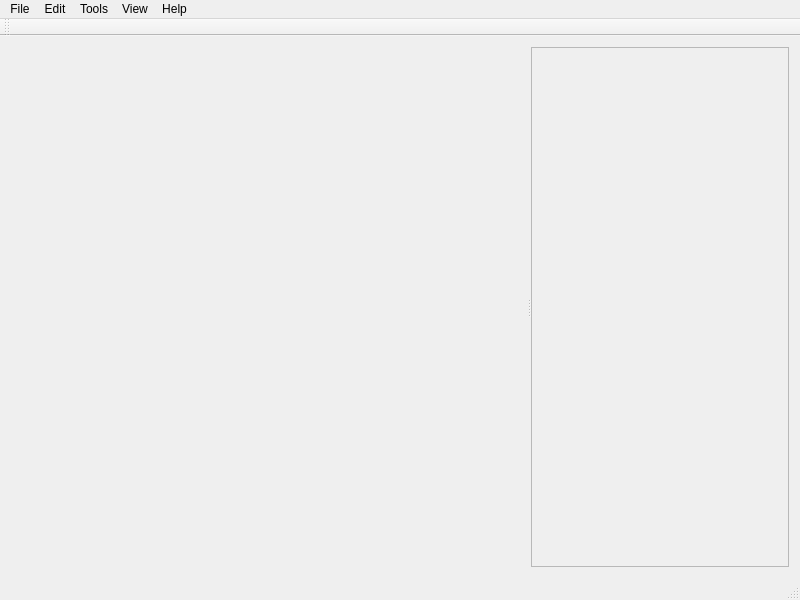
This is forms/MainWindow.ui in skatrak/Flat-Mesher as Qt 5 draws it before an edit. The edited form follows.
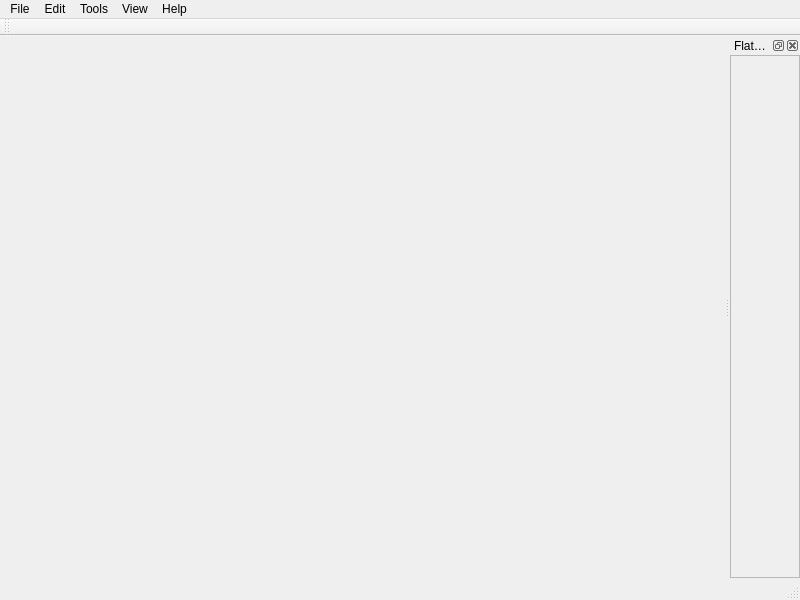
This is the edited form. Icons and pictures are not drawn.

What changed in the file:
```diff
--- a/forms/MainWindow.ui
+++ b/forms/MainWindow.ui
@@ -24,79 +24,42 @@
     <normaloff>:/img/app-icon.png</normaloff>:/img/app-icon.png</iconset>
   </property>
   <widget class="QWidget" name="centralWidget">
-   <layout class="QHBoxLayout" name="horizontalLayout">
+   <layout class="QVBoxLayout" name="verticalLayout_1">
+    <property name="spacing">
+     <number>0</number>
+    </property>
+    <property name="leftMargin">
+     <number>0</number>
+    </property>
+    <property name="topMargin">
+     <number>0</number>
+    </property>
+    <property name="rightMargin">
+     <number>0</number>
+    </property>
+    <property name="bottomMargin">
+     <number>0</number>
+    </property>
     <item>
-     <widget class="QSplitter" name="splitter">
-      <property name="orientation">
-       <enum>Qt::Horizontal</enum>
+     <widget class="QTabWidget" name="planSet">
+      <property name="sizePolicy">
+       <sizepolicy hsizetype="Expanding" vsizetype="Expanding">
+        <horstretch>1</horstretch>
+        <verstretch>0</verstretch>
+       </sizepolicy>
       </property>
-      <widget class="QTabWidget" name="planSet">
-       <property name="sizePolicy">
-        <sizepolicy hsizetype="Expanding" vsizetype="Expanding">
-         <horstretch>0</horstretch>
-         <verstretch>0</verstretch>
-        </sizepolicy>
-       </property>
-       <property name="currentIndex">
-        <number>-1</number>
-       </property>
-       <property name="documentMode">
-        <bool>true</bool>
-       </property>
-       <property name="tabsClosable">
-        <bool>true</bool>
-       </property>
-       <property name="movable">
-        <bool>true</bool>
-       </property>
-      </widget>
-      <widget class="QScrollArea" name="scrollArea">
-       <property name="sizePolicy">
-        <sizepolicy hsizetype="Expanding" vsizetype="Expanding">
-         <horstretch>0</horstretch>
-         <verstretch>0</verstretch>
-        </sizepolicy>
-       </property>
-       <property name="widgetResizable">
-        <bool>true</bool>
-       </property>
-       <property name="alignment">
-        <set>Qt::AlignLeading|Qt::AlignLeft|Qt::AlignTop</set>
-       </property>
-       <widget class="QWidget" name="propertiesWidget">
-        <property name="geometry">
-         <rect>
-          <x>0</x>
-          <y>0</y>
-          <width>192</width>
-          <height>527</height>
-         </rect>
-        </property>
-        <property name="sizePolicy">
-         <sizepolicy hsizetype="Expanding" vsizetype="Expanding">
-          <horstretch>0</horstretch>
-          <verstretch>0</verstretch>
-         </sizepolicy>
-        </property>
-        <layout class="QVBoxLayout" name="verticalLayout_3">
-         <property name="sizeConstraint">
-          <enum>QLayout::SetFixedSize</enum>
-         </property>
-         <property name="leftMargin">
-          <number>0</number>
-         </property>
-         <property name="topMargin">
-          <number>0</number>
-         </property>
-         <property name="rightMargin">
-          <number>0</number>
-         </property>
-         <property name="bottomMargin">
-          <number>0</number>
-         </property>
-        </layout>
-       </widget>
-      </widget>
+      <property name="currentIndex">
+       <number>-1</number>
+      </property>
+      <property name="documentMode">
+       <bool>true</bool>
+      </property>
+      <property name="tabsClosable">
+       <bool>true</bool>
+      </property>
+      <property name="movable">
+       <bool>true</bool>
+      </property>
      </widget>
     </item>
    </layout>
@@ -165,6 +128,94 @@
    </attribute>
   </widget>
   <widget class="QStatusBar" name="statusBar"/>
+  <widget class="QDockWidget" name="dockWidget">
+   <property name="sizePolicy">
+    <sizepolicy hsizetype="Fixed" vsizetype="Minimum">
+     <horstretch>0</horstretch>
+     <verstretch>0</verstretch>
+    </sizepolicy>
+   </property>
+   <property name="features">
+    <set>QDockWidget::AllDockWidgetFeatures</set>
+   </property>
+   <property name="allowedAreas">
+    <set>Qt::LeftDockWidgetArea|Qt::RightDockWidgetArea</set>
+   </property>
+   <property name="windowTitle">
+    <string>FlatMesher Properties</string>
+   </property>
+   <attribute name="dockWidgetArea">
+    <number>2</number>
+   </attribute>
+   <widget class="QWidget" name="dockWidgetContents">
+    <layout class="QVBoxLayout" name="verticalLayout_2">
+     <property name="spacing">
+      <number>0</number>
+     </property>
+     <property name="leftMargin">
+      <number>0</number>
+     </property>
+     <property name="topMargin">
+      <number>0</number>
+     </property>
+     <property name="rightMargin">
+      <number>0</number>
+     </property>
+     <property name="bottomMargin">
+      <number>0</number>
+     </property>
+     <item>
+      <widget class="QScrollArea" name="scrollArea">
+       <property name="sizePolicy">
+        <sizepolicy hsizetype="Expanding" vsizetype="Expanding">
+         <horstretch>0</horstretch>
+         <verstretch>0</verstretch>
+        </sizepolicy>
+       </property>
+       <property name="widgetResizable">
+        <bool>true</bool>
+       </property>
+       <widget class="QWidget" name="propertiesWidget">
+        <property name="geometry">
+         <rect>
+          <x>0</x>
+          <y>0</y>
+          <width>78</width>
+          <height>523</height>
+         </rect>
+        </property>
+        <property name="sizePolicy">
+         <sizepolicy hsizetype="Expanding" vsizetype="Expanding">
+          <horstretch>0</horstretch>
+          <verstretch>0</verstretch>
+         </sizepolicy>
+        </property>
+        <layout class="QVBoxLayout" name="verticalLayout_3">
+         <property name="spacing">
+          <number>0</number>
+         </property>
+         <property name="sizeConstraint">
+          <enum>QLayout::SetFixedSize</enum>
+         </property>
+         <property name="leftMargin">
+          <number>0</number>
+         </property>
+         <property name="topMargin">
+          <number>0</number>
+         </property>
+         <property name="rightMargin">
+          <number>0</number>
+         </property>
+         <property name="bottomMargin">
+          <number>0</number>
+         </property>
+        </layout>
+       </widget>
+      </widget>
+     </item>
+    </layout>
+   </widget>
+  </widget>
   <action name="actionNew">
    <property name="icon">
     <iconset resource="../res/Images.qrc">
```
Left out of the diff: 54 changed lines with no effect on the pictures.
